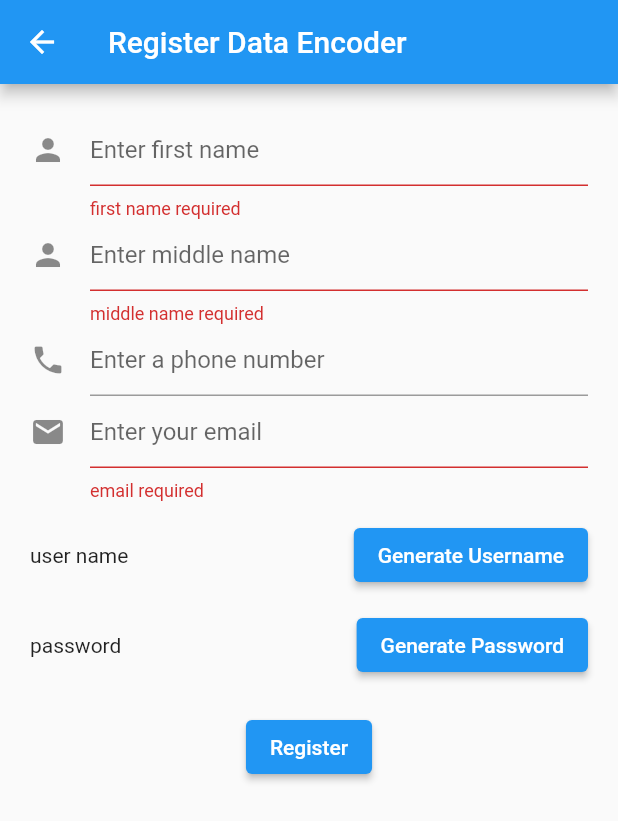
After one commit to sammylina/flutter_school, a Flutter app: the RegisterEncoder screen opened directly, after a tap on "Generate Username", on a phone screen of 412 x 824 dp. The commit adds this screen. Shown: the top 821 px of the screen. Run offline on Flutter 3.47's test engine with Material 2 defaults, Android fonts, the phone set to English and light mode, and no system bars; our stand-ins replace cloud_firestore, firebase_auth, firebase_core; accounts and stored records are empty; network calls fail.

Commit message:
register data encoder

```diff
--- a/lib/main.dart
+++ b/lib/main.dart
@@ -24,9 +24,6 @@ class MyApp extends StatelessWidget {
 				primarySwatch: Colors.blue,
       ),
       home: Scaffold(
-				appBar: AppBar(
-					title: Text('school management'),
-				),
 				body: AdminPage(),
       ),
     );
--- a/lib/page/auth.dart
+++ b/lib/page/auth.dart
@@ -1,5 +1,6 @@
 import 'package:firebase_auth/firebase_auth.dart';
 import 'package:cloud_firestore/cloud_firestore.dart';
+import 'dart:math';
 
 class FireAuth {
   final FirebaseFirestore db = FirebaseFirestore.instance;
@@ -24,3 +25,12 @@ class FireAuth {
     return user;
   }
 }
+
+class CustomAuth {
+  Random rand = Random();
+  final _chars = 'ABCDEFGHIJKLMNOPRSTUVWXYZabcedfghijklmnopqrstuvwxyz!@123456789';
+  String generate_password() {
+    final password = String.fromCharCodes(Iterable.generate(6, (_) => _chars.codeUnitAt(rand.nextInt(_chars.length))));
+    return password;
+}
+}
--- /dev/null
+++ b/lib/page/register/register_encoder.dart
@@ -0,0 +1,185 @@
+import 'package:flutter/material.dart';
+import 'package:school/page/auth.dart';
+import 'package:cloud_firestore/cloud_firestore.dart';
+import 'dart:math';
+import 'package:firebase_auth/firebase_auth.dart';
+
+class RegisterEncoder extends StatefulWidget {
+  const RegisterEncoder({Key? key}) : super(key: key);
+
+  @override
+  _RegisterEncoderState createState() => _RegisterEncoderState();
+}
+
+class _RegisterEncoderState extends State<RegisterEncoder> {
+
+  final _formKey = GlobalKey<FormState>();
+  final Map<String, dynamic> formData = {
+    'firstName': null,
+    'lastName': null,
+    'email': null,
+    'phone': null,
+    'username': 'user name',
+    'password': null,
+    'userType': 'dataEncoder',
+    'profile_img': null,
+  };
+  @override
+  Widget build(BuildContext context) {
+
+
+    // Build a Form widget using the _formKey created above.
+    return Scaffold(
+      appBar: AppBar(
+        title: Text('Register Data Encoder'),
+      ),
+      body: SingleChildScrollView(
+        child: Form(
+          key: _formKey,
+          child: Padding(
+            padding: const EdgeInsets.all(20.0),
+            child: Column(
+              crossAxisAlignment: CrossAxisAlignment.start,
+              children: <Widget>[
+                TextFormField(
+                    onChanged: (value) {
+                      formData['firstName'] = value;
+                    },
+                    onSaved: (value) {
+                      formData['firstName'] = value;
+                    },
+                    decoration: const InputDecoration(
+                      icon: const Icon(Icons.person),
+                      hintText: 'Enter first name',
+                    ),
+                    validator: (value) {
+                      if (value == null || value.isEmpty) {
+                        return 'first name required';
+                      }
+                      return null;
+                    }
+                ),
+                TextFormField(
+                  onSaved: (value) {
+                    formData['lastName'] = value;
+                  },
+                  decoration: const InputDecoration(
+                    icon: const Icon(Icons.person),
+                    hintText: 'Enter middle name',
+                  ),
+                    validator: (value) {
+                      if (value == null || value.isEmpty) {
+                        return 'middle name required';
+                      }
+                      return null;
+                    }
+                ),
+                TextFormField(
+                  onSaved: (value) {
+                    formData['phone'] = value;
+                  },
+                  decoration: const InputDecoration(
+                    icon: const Icon(Icons.phone),
+                    hintText: 'Enter a phone number',
+                  ),
+                  keyboardType: TextInputType.number,
+                ),
+                TextFormField(
+                  onSaved: (value) {
+                    formData['email'] = value;
+                  },
+                  decoration: const InputDecoration(
+                    icon: const Icon(Icons.email),
+                    hintText: 'Enter your email',
+                  ),
+                    validator: (value) {
+                      if (value == null || value.isEmpty) {
+                        return 'email required';
+                      }
+                      return null;
+                    }
+                ),
+                SizedBox(height: 12),
+                Row(
+                  mainAxisAlignment: MainAxisAlignment.spaceBetween,
+                  children: [
+                    Text(
+                        formData['username']
+                    ),
+                    ElevatedButton(
+                      child: Text("Generate Username"),
+                      onPressed: () {
+                        var rand = Random();
+                        var rand_num = rand.nextInt(900) + 100;
+                        if (_formKey.currentState!.validate()) {
+                          setState(() {
+                            formData['username'] = "${formData['firstName']}$rand_num";
+                          });
+                        }
+                      },
+                    ),
+
+                  ],
+                ),
+                SizedBox(height: 12),
+                Row(
+                  mainAxisAlignment: MainAxisAlignment.spaceBetween,
+                  children: [
+                    Text(formData['password']??'password'),
+                    ElevatedButton(
+                      child: Text("Generate Password"),
+                      onPressed: () {
+                        final password = CustomAuth().generate_password();
+                        print('password generated: $password');
+                        setState(() {
+                          formData['password'] = password;
+                        });
+                      },
+                    ),
+
+                  ],
+                ),
+                SizedBox(height: 20),
+                Center(child: ElevatedButton(onPressed: () async {
+                  if (formData['password'] == null) {
+                    ScaffoldMessenger.of(context).showSnackBar(
+                        const SnackBar(
+                          content: Text('first generate password'),
+                          backgroundColor: Colors.redAccent,
+                        )
+                    );
+                  }
+                  else if (_formKey.currentState!.validate()) {
+                    _formKey.currentState!.save();
+                    print("------encoder------: $formData");
+                    User? user = await FireAuth.registerUsingEmailPassword(email: formData['email'], password: formData['password']);
+                    formData['fullName'] = "${formData['firstName']} ${formData['lastName']}";
+                    try {
+
+                      FirebaseFirestore.instance.collection('encoder').add(formData)
+                          .then((doc) {
+                        ScaffoldMessenger.of(context).showSnackBar(
+                          const SnackBar(content: Text('Registration successful'), backgroundColor: Colors.green),
+                        );
+                        Navigator.pop(context);
+                      }).onError((e, _) {
+                        ScaffoldMessenger.of(context).showSnackBar(
+                          const SnackBar(content: Text('Registration Failed'), backgroundColor: Colors.red),
+                        );
+                      });
+                    } catch(e) {
+                      ScaffoldMessenger.of(context).showSnackBar(
+                        const SnackBar(content: Text('Registration Failed'), backgroundColor: Colors.red),
+                      );
+                    }
+
+                  }
+                }, child: Text('Register')))
+              ],
+            ),
+          ),
+        ),
+      ),
+    );
+  }
+}
--- a/lib/page/register/register_teacher.dart
+++ b/lib/page/register/register_teacher.dart
@@ -18,7 +18,7 @@ class _RegisterTeacherState extends State<RegisterTeacher> {
   Widget build(BuildContext context) {
     return Scaffold(
       appBar: AppBar(
-        title: Text('Registration'),
+        title: Text('Teacher Registration'),
       ),
       body: SingleChildScrollView(
         child: MyCustomForm(),
@@ -80,7 +80,7 @@ class MyCustomFormState extends State<MyCustomForm> {
               ),
                 validator: (value) {
                   if (value == null || value.isEmpty) {
-                    return 'Please enter first name';
+                    return 'first name required';
                   }
                   return null;
                 }
@@ -93,6 +93,12 @@ class MyCustomFormState extends State<MyCustomForm> {
                 icon: const Icon(Icons.person),
                 hintText: 'Enter middle name',
               ),
+                validator: (value) {
+                  if (value == null || value.isEmpty) {
+                    return 'middle name required';
+                  }
+                  return null;
+                }
             ),
             TextFormField(
               onSaved: (value) {
@@ -122,12 +128,17 @@ class MyCustomFormState extends State<MyCustomForm> {
               },
               value: formData['grade'],
               hint: Text('Grade'),
-
              ),
             TextFormField(
               onSaved: (value) {
                 formData['email'] = value;
               },
+                validator: (value) {
+                  if (value == null || value.isEmpty) {
+                    return 'email required';
+                  }
+                  return null;
+                },
               decoration: const InputDecoration(
                 icon: const Icon(Icons.email),
                 hintText: 'Enter your email',
```
Also changed, not shown: lib/page/register/main_register.dart (+8 -1 lines).
